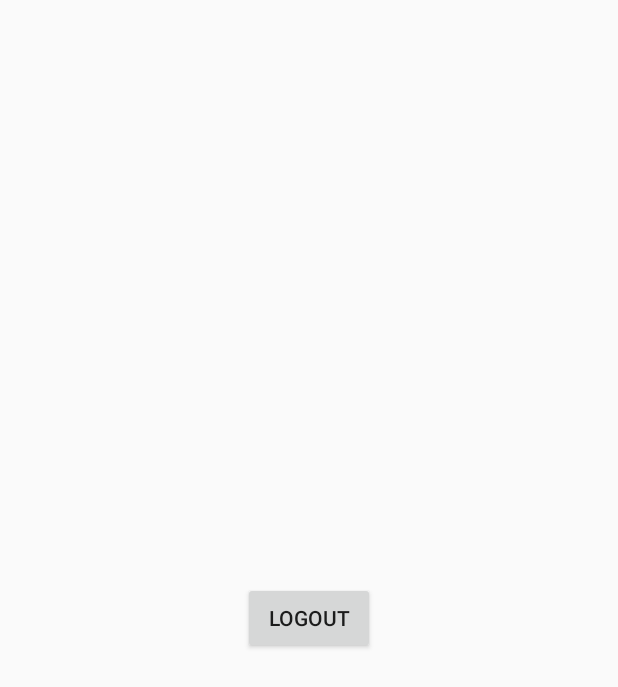
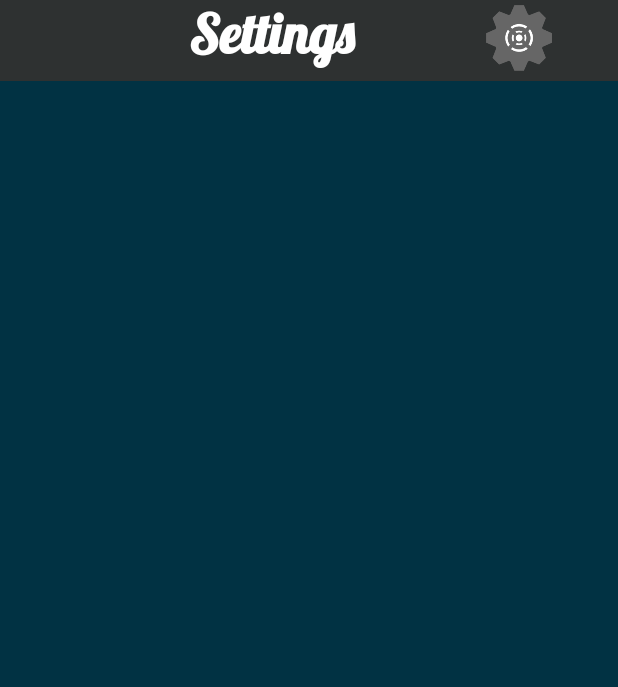
Before and after one commit to Soulrecycler/ParkYardApp, an Android app: the SettingsActivity screen opened directly, with no data from a screen before it, on a phone screen of 412 x 824 dp. Shown: the top 687 px of the screen. Run offline under Robolectric (Android 15) with nearby library versions, the phone set to English and light mode, and no system bars; our stand-ins replace Firebase (no records; nobody signed in at launch, a user with empty details on screens opened directly); Roboto replaces fonts that are not available here; 2 statements that could not run were skipped.

Commit message:
Bug fixes and minor changes in MainActivity.java, HomeActivity.java, and Register Activity.java

```diff
--- a/app/src/main/AndroidManifest.xml
+++ b/app/src/main/AndroidManifest.xml
@@ -18,7 +18,7 @@
             android:screenOrientation="portrait"
             android:windowSoftInputMode="adjustPan" />
         <activity
-            android:name=".LogoutActivity"
+            android:name=".SettingsActivity"
             android:screenOrientation="portrait"
             android:windowSoftInputMode="adjustPan" />
         <activity
--- a/app/src/main/java/com/application/parkyardapp/LogoutActivity.java
+++ b/app/src/main/java/com/application/parkyardapp/SettingsActivity.java
@@ -9,7 +9,7 @@ import android.widget.Button;
 import com.google.firebase.auth.FirebaseAuth;
 
 
-public class LogoutActivity extends AppCompatActivity {
+public class SettingsActivity extends AppCompatActivity {
 
 
     private FirebaseAuth firebaseAuth;
@@ -19,7 +19,7 @@ public class LogoutActivity extends AppCompatActivity {
     @Override
     protected void onCreate(Bundle savedInstanceState) {
         super.onCreate(savedInstanceState);
-        setContentView(R.layout.activity_logout);
+        setContentView(R.layout.activity_settings);
 
         firebaseAuth=FirebaseAuth.getInstance();
         logout=(Button)findViewById(R.id.btnlogout);
@@ -30,7 +30,7 @@ public class LogoutActivity extends AppCompatActivity {
             public void onClick(View v) {
                 firebaseAuth.signOut();
                 finish();
-                startActivity(new Intent(LogoutActivity.this,LoginActivity.class));
+                startActivity(new Intent(SettingsActivity.this,LoginActivity.class));
             }
         });
 
--- a/app/src/main/res/layout/activity_logout.xml
+++ /dev/null
@@ -1,15 +0,0 @@
-<?xml version="1.0" encoding="utf-8"?>
-<RelativeLayout xmlns:android="http://schemas.android.com/apk/res/android"
-    xmlns:app="http://schemas.android.com/apk/res-auto"
-    xmlns:tools="http://schemas.android.com/tools"
-    android:layout_width="match_parent"
-    android:layout_height="match_parent"
-    tools:context=".LogoutActivity">
-
-    <Button
-        android:id="@+id/btnlogout"
-        android:layout_width="wrap_content"
-        android:layout_height="wrap_content"
-        android:layout_centerInParent="true"
-        android:text="logout" />
-</RelativeLayout>
--- /dev/null
+++ b/app/src/main/res/layout/activity_settings.xml
@@ -0,0 +1,38 @@
+<?xml version="1.0" encoding="utf-8"?>
+<android.support.constraint.ConstraintLayout xmlns:android="http://schemas.android.com/apk/res/android"
+    xmlns:app="http://schemas.android.com/apk/res-auto"
+    xmlns:tools="http://schemas.android.com/tools"
+    android:layout_width="match_parent"
+    android:layout_height="match_parent"
+    android:background="#013243"
+    tools:context=".SettingsActivity">
+
+    <TextView
+        android:id="@+id/homeHeader"
+        android:layout_width="match_parent"
+        android:layout_height="wrap_content"
+        android:gravity="center"
+        android:paddingLeft="-50dp"
+        android:text="Settings"
+        android:textColor="@android:color/background_light"
+        android:textSize="36sp"
+        android:textStyle="bold"
+        app:fontFamily="@font/lobster"
+        android:background="#2e3131"
+        app:layout_constraintEnd_toEndOf="parent"
+        app:layout_constraintStart_toStartOf="parent"
+        app:layout_constraintTop_toTopOf="parent" />
+
+    <ImageView
+        android:id="@+id/homeLogoView"
+        android:layout_width="69dp"
+        android:layout_height="44dp"
+        android:layout_marginLeft="280dp"
+        android:layout_marginTop="3dp"
+        app:layout_constraintEnd_toEndOf="parent"
+        app:layout_constraintStart_toStartOf="parent"
+        app:layout_constraintTop_toTopOf="parent"
+        app:srcCompat="@drawable/settings_logo" />
+
+
+</android.support.constraint.ConstraintLayout>
```
Also changed, not shown: app/src/main/java/com/application/parkyardapp/HomeActivity.java (+5 -3 lines), app/src/main/res/layout/activity_book.xml (+2 -38 lines), app/src/main/res/layout/activity_home.xml (+8 -6 lines), app/src/main/res/layout/activity_loan.xml (+58 -1 lines), app/src/main/res/layout/activity_register.xml (+0 -11 lines).
